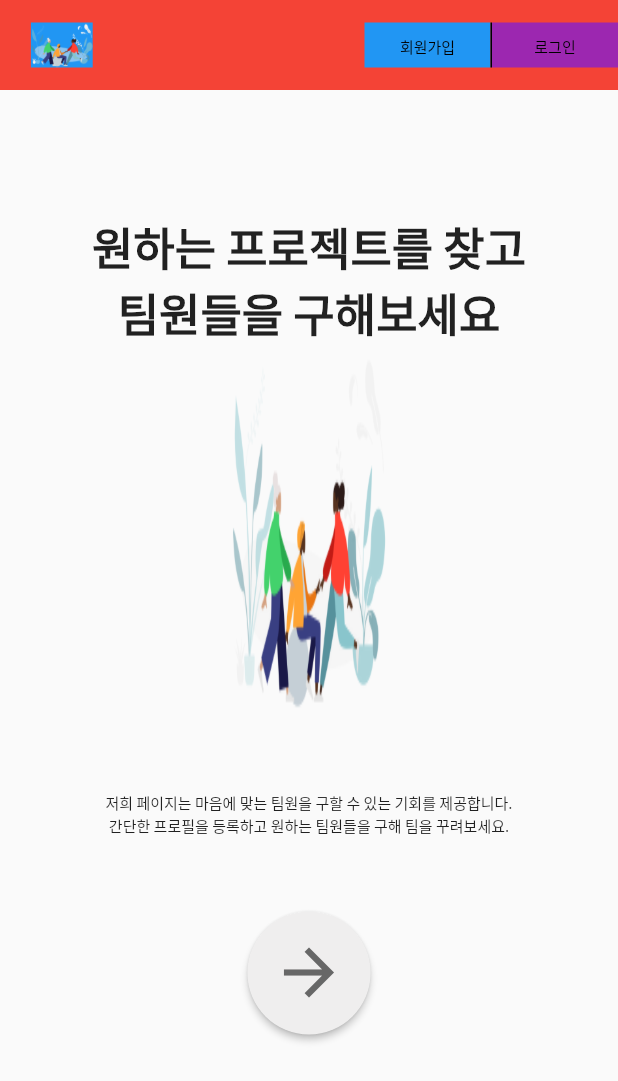
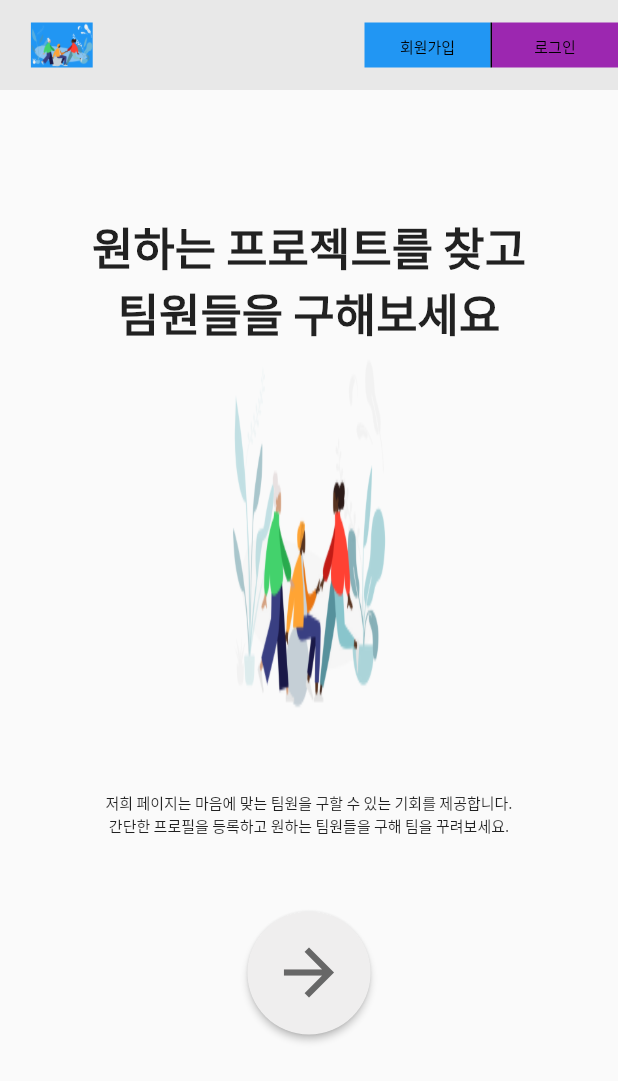
Before and after one commit to kdjun97/teampool, a Flutter app: the screen it shows after launch, on a phone screen of 412 x 824 dp. Shown: the top 1081 px of the screen. Run offline on Flutter 3.47's test engine with Material 2 defaults, Android fonts, the phone set to English and light mode, and no system bars; our stand-ins replace get, responsive_builder, url_strategy.

Commit message:
Feat: Modify appbar background color color 변경

```diff
--- a/lib/utils/custom_appbar/custom_appbar.dart
+++ b/lib/utils/custom_appbar/custom_appbar.dart
@@ -8,8 +8,8 @@ class CustomAppBar extends StatelessWidget {
     this.showInfo = false,
     required this.width,
     required this.height,
-    required this.fontSize,
-    required this.paddingSize,
+    this.fontSize=0,
+    this.paddingSize=0,
   });
 
   final bool showInfo; // 회원가입과 로그인을 보여줄 지 정해주는 bool 변수
@@ -21,7 +21,7 @@ class CustomAppBar extends StatelessWidget {
   @override
   Widget build(BuildContext context) {
     return Container(
-      color: Colors.red,
+      color: const Color(CustomColorTheme.appBarBackgroundColor),
       width: width,
       height: height,
       child: Row(
```
